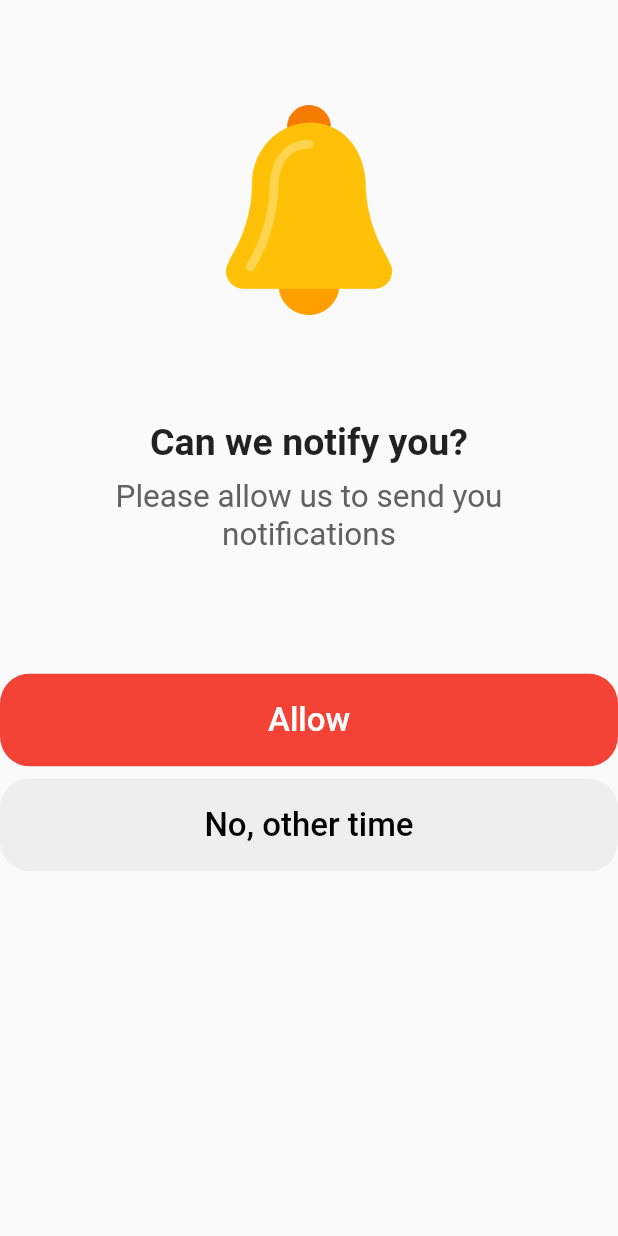
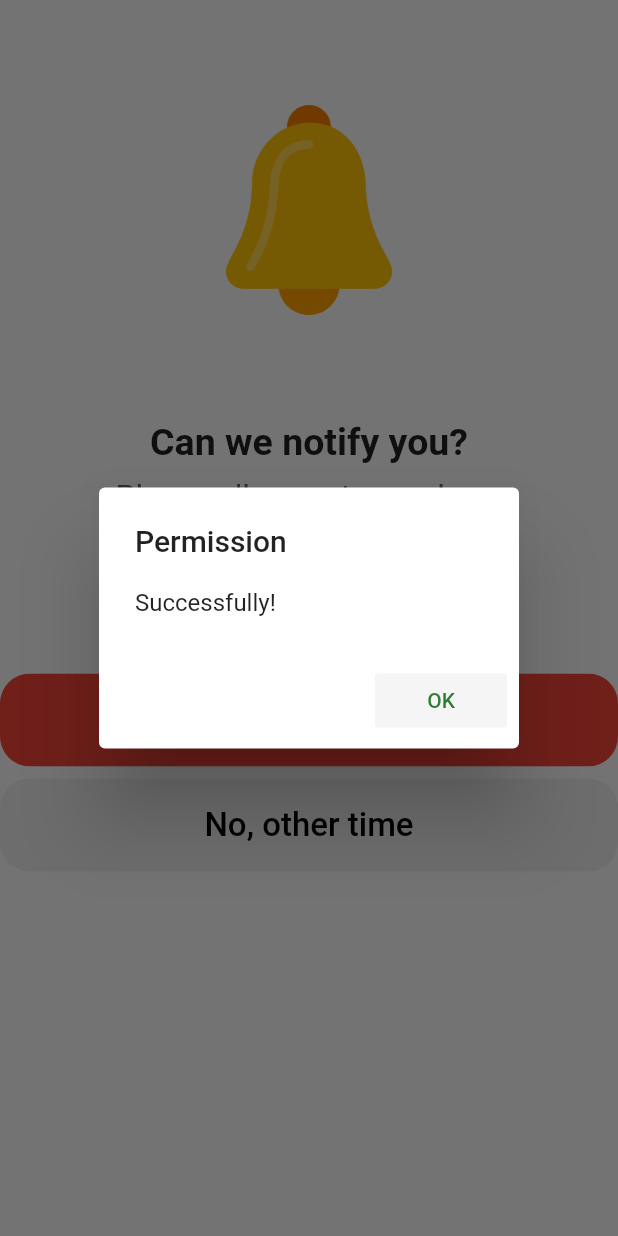
Before and after one commit to jeremiasramirez/flutter-design-permission, a Flutter app: the screen it shows after launch, after a tap on "Allow", on a phone screen of 412 x 824 dp. Run offline on Flutter 3.47's test engine with Material 2 defaults, Android fonts, the phone set to English and light mode, and no system bars; our stand-ins replace animate_do.

Commit message:
agregado emergency-window

```diff
--- a/lib/widgets/button-notification.dart
+++ b/lib/widgets/button-notification.dart
@@ -14,6 +14,29 @@ class Allow extends StatelessWidget{
     this.backColor = backColor;
   }
 
+  void dialog(context){
+
+    showDialog(
+      context: context,
+      builder: (context){
+        return AlertDialog(
+          title: Text('Permission'),
+          content: Text('Successfully!'),
+          actions: [
+            FlatButton(
+              color: Colors.grey[100],
+              onPressed: (){
+                Navigator.pop(context);
+              },
+              child:Text('OK',style: TextStyle(color:Colors.green[800]),)
+            )
+          ],
+        );
+      }
+
+    );
+
+  }
   Container build(context){
 
     return   Container(
@@ -25,7 +48,7 @@ class Allow extends StatelessWidget{
             elevation: 0,
             color: this.backColor,
             padding: EdgeInsets.all(18.0),
-            onPressed: (){},
+            onPressed: (){this.dialog(context);},
             child: Text(this.title,style: TextStyle(color: this.colorTitle, fontSize: 22) ),
           )
         )
```
